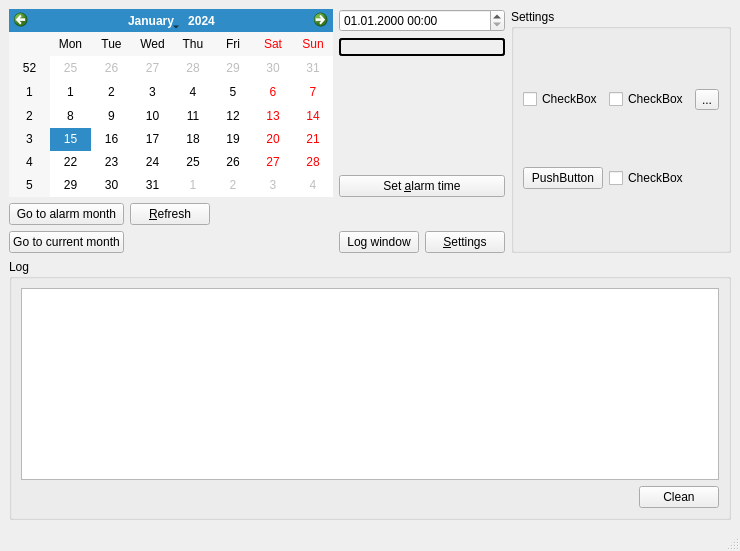
Qt form src/gui/ui/mainwindow.ui (flexoid/QRtcAlarm) before a commit.
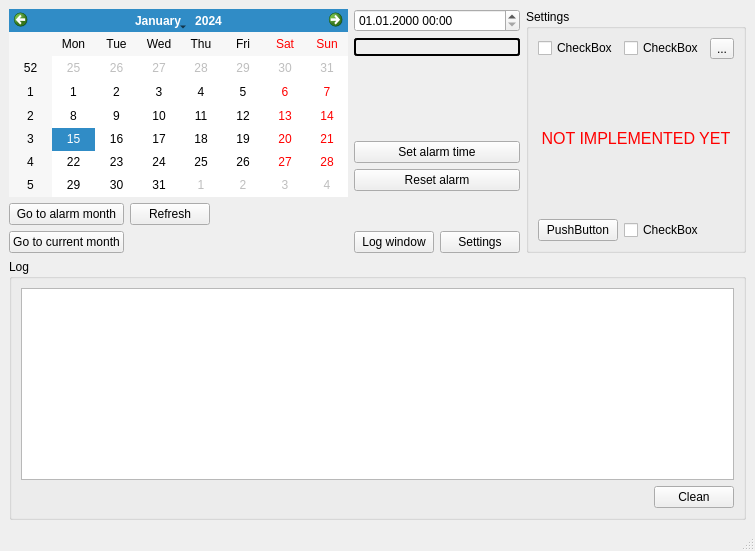
The same form after that commit. Custom widgets are drawn as their Qt base class.

Commit message: Added button to reset alarm time.

The edit to the form file:
```diff
--- a/src/gui/ui/mainwindow.ui
+++ b/src/gui/ui/mainwindow.ui
@@ -9,7 +9,7 @@
    <rect>
     <x>0</x>
     <y>0</y>
-    <width>740</width>
+    <width>755</width>
     <height>551</height>
    </rect>
   </property>
@@ -76,10 +76,10 @@
         </property>
        </widget>
       </item>
-      <item row="0" column="0" rowspan="4" colspan="3">
+      <item row="0" column="0" rowspan="6" colspan="3">
        <widget class="RtcCalendarWidget" name="calendarWidget"/>
       </item>
-      <item row="4" column="0">
+      <item row="6" column="0">
        <widget class="QPushButton" name="goToAlarmButton">
         <property name="text">
          <string>Go to alarm month</string>
@@ -99,27 +99,27 @@
         </property>
        </spacer>
       </item>
-      <item row="5" column="0">
+      <item row="7" column="0">
        <widget class="QPushButton" name="goToTodayButton">
         <property name="text">
          <string>Go to current month</string>
         </property>
        </widget>
       </item>
-      <item row="4" column="1">
+      <item row="6" column="1">
        <widget class="QPushButton" name="refreshButton">
         <property name="styleSheet">
          <string notr="true"/>
         </property>
         <property name="text">
-         <string>&amp;Refresh</string>
+         <string>Refresh</string>
         </property>
         <property name="default">
          <bool>false</bool>
         </property>
        </widget>
       </item>
-      <item row="4" column="2" rowspan="2">
+      <item row="6" column="2" rowspan="2">
        <spacer name="horizontalSpacer">
         <property name="orientation">
          <enum>Qt::Horizontal</enum>
@@ -132,14 +132,7 @@
         </property>
        </spacer>
       </item>
-      <item row="3" column="3">
-       <widget class="QPushButton" name="setAlarmTimeButton">
-        <property name="text">
-         <string>Set &amp;alarm time</string>
-        </property>
-       </widget>
-      </item>
-      <item row="5" column="3">
+      <item row="7" column="3">
        <layout class="QHBoxLayout" name="horizontalLayout">
         <item>
          <widget class="QPushButton" name="logButton">
@@ -157,7 +150,7 @@
         <item>
          <widget class="QPushButton" name="settingsButton">
           <property name="text">
-           <string>&amp;Settings</string>
+           <string>Settings</string>
           </property>
           <property name="checkable">
            <bool>true</bool>
@@ -166,6 +159,20 @@
         </item>
        </layout>
       </item>
+      <item row="4" column="3">
+       <widget class="QPushButton" name="resetAlarmButton">
+        <property name="text">
+         <string>Reset alarm</string>
+        </property>
+       </widget>
+      </item>
+      <item row="3" column="3">
+       <widget class="QPushButton" name="setAlarmTimeButton">
+        <property name="text">
+         <string>Set alarm time</string>
+        </property>
+       </widget>
+      </item>
      </layout>
     </item>
     <item row="0" column="1">
@@ -183,35 +190,49 @@
        <item row="0" column="0">
         <widget class="QCheckBox" name="checkBox">
          <property name="text">
-          <string>CheckBox</string>
+          <string notr="true">CheckBox</string>
          </property>
         </widget>
        </item>
        <item row="0" column="1">
         <widget class="QCheckBox" name="checkBox_2">
          <property name="text">
-          <string>CheckBox</string>
+          <string notr="true">CheckBox</string>
          </property>
         </widget>
        </item>
        <item row="0" column="2">
         <widget class="QToolButton" name="toolButton">
          <property name="text">
-          <string>...</string>
+          <string notr="true">...</string>
          </property>
         </widget>
        </item>
-       <item row="1" column="0">
+       <item row="2" column="0">
         <widget class="QPushButton" name="pushButton_4">
          <property name="text">
-          <string>PushButton</string>
+          <string notr="true">PushButton</string>
          </property>
         </widget>
        </item>
-       <item row="1" column="1">
+       <item row="2" column="1">
         <widget class="QCheckBox" name="checkBox_3">
          <property name="text">
-          <string>CheckBox</string>
+          <string notr="true">CheckBox</string>
+         </property>
+        </widget>
+       </item>
+       <item row="1" column="0" colspan="3">
+        <widget class="QLabel" name="label">
+         <property name="text">
+          <string notr="true">&lt;!DOCTYPE HTML PUBLIC &quot;-//W3C//DTD HTML 4.0//EN&quot; &quot;http://www.w3.org/TR/REC-html40/strict.dtd&quot;&gt;
+&lt;html&gt;&lt;head&gt;&lt;meta name=&quot;qrichtext&quot; content=&quot;1&quot; /&gt;&lt;style type=&quot;text/css&quot;&gt;
+p, li { white-space: pre-wrap; }
+&lt;/style&gt;&lt;/head&gt;&lt;body style=&quot; font-family:'Sans Serif'; font-size:10pt; font-weight:400; font-style:normal;&quot;&gt;
+&lt;table style=&quot;-qt-table-type: root; margin-top:4px; margin-bottom:4px; margin-left:4px; margin-right:4px;&quot;&gt;
+&lt;tr&gt;
+&lt;td style=&quot;border: none;&quot;&gt;
+&lt;p align=&quot;center&quot; style=&quot; margin-top:0px; margin-bottom:0px; margin-left:0px; margin-right:0px; -qt-block-indent:0; text-indent:0px;&quot;&gt;&lt;span style=&quot; font-size:12pt; color:#ff0000;&quot;&gt;NOT IMPLEMENTED YET&lt;/span&gt;&lt;/p&gt;&lt;/td&gt;&lt;/tr&gt;&lt;/table&gt;&lt;/body&gt;&lt;/html&gt;</string>
          </property>
         </widget>
        </item>
@@ -257,7 +278,7 @@
     <rect>
      <x>0</x>
      <y>0</y>
-     <width>740</width>
+     <width>755</width>
      <height>23</height>
     </rect>
    </property>
```
The commit also changes 3 other files.
